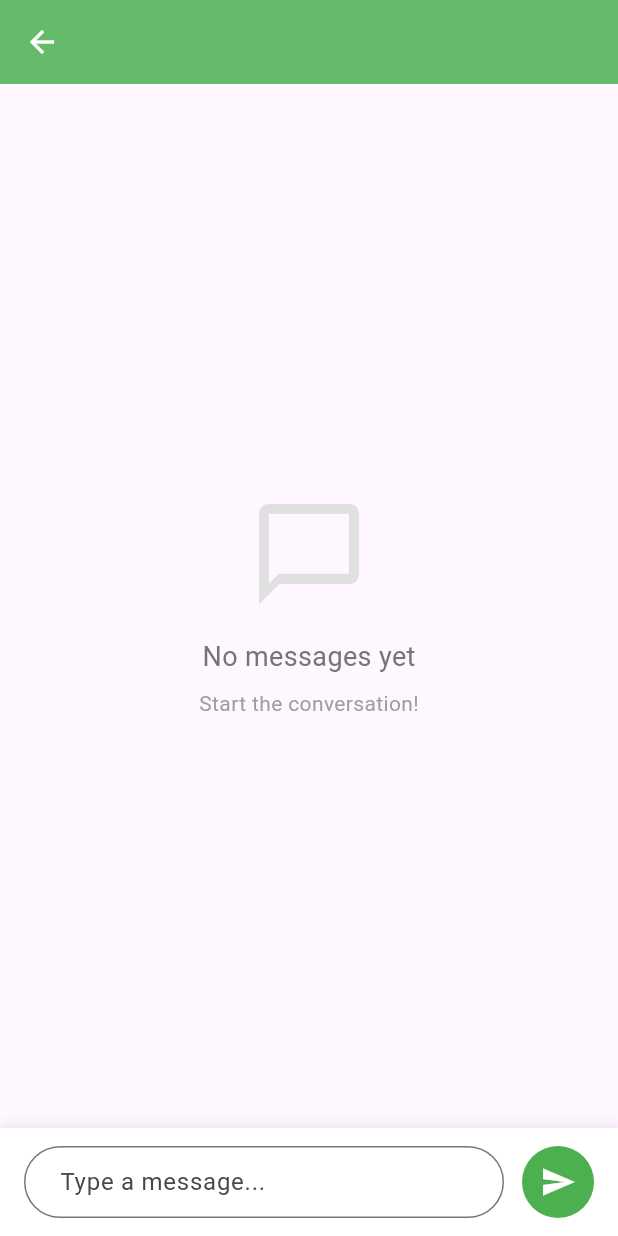
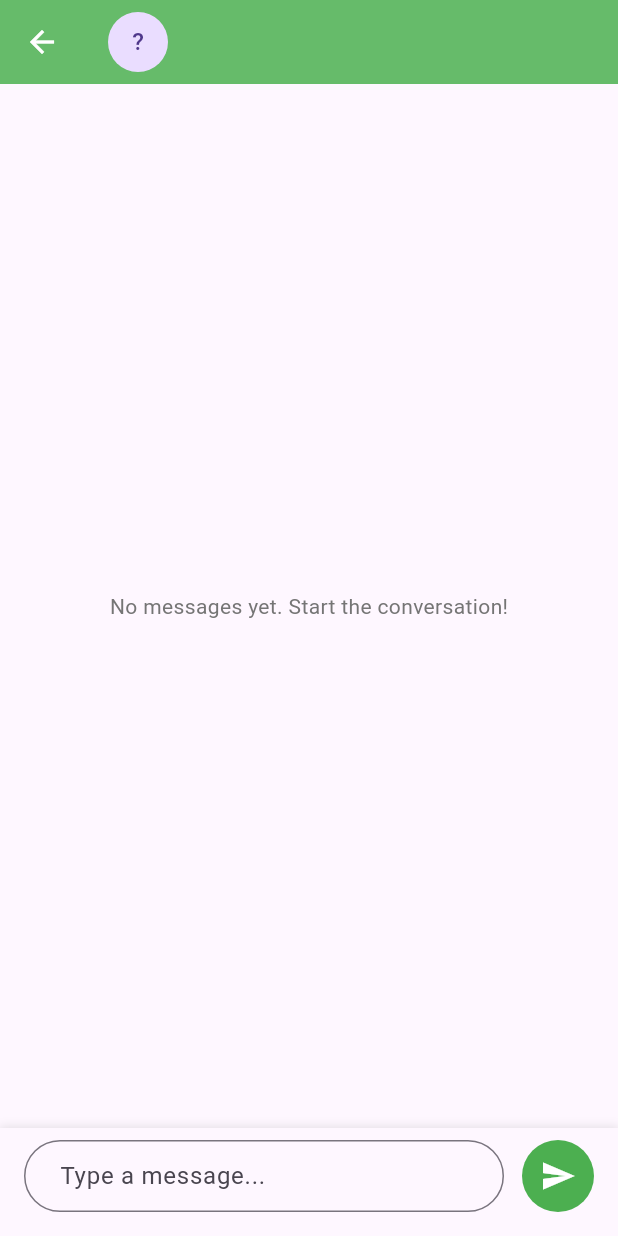
Before and after one commit to Sl4cK0TH/odiorent, a Flutter app: the ChatRoomScreen screen opened directly with empty values, on a phone screen of 412 x 824 dp. Run offline on Flutter 3.47's test engine with Material 3 defaults, Android fonts, the phone set to English and light mode, and no system bars; our stand-ins replace fluttertoast, image_picker, supabase_flutter, timeago; accounts and stored records are empty.

Commit message:
new feature

```diff
--- a/lib/screens/renter/property_details_screen.dart
+++ b/lib/screens/renter/property_details_screen.dart
@@ -81,7 +81,8 @@ class _PropertyDetailsScreenState extends State<PropertyDetailsScreen> {
             builder: (context) => ChatRoomScreen(
               chatId: chatId,
               propertyName: _property.name,
-              otherUserEmail: 'Landlord',
+              otherUserName: _formatFullName(_property),
+              // otherUserProfileUrl: _property.profile_picture_url, // This field doesn't exist on Property model
             ),
           ),
         );
--- a/lib/screens/shared/chat_room_screen.dart
+++ b/lib/screens/shared/chat_room_screen.dart
@@ -2,17 +2,20 @@ import 'package:flutter/material.dart';
 import 'package:odiorent/models/message.dart';
 import 'package:odiorent/services/auth_service.dart';
 import 'package:odiorent/services/database_service.dart';
+import 'package:timeago/timeago.dart' as timeago;
 
 class ChatRoomScreen extends StatefulWidget {
   final String chatId;
   final String propertyName;
-  final String otherUserEmail;
+  final String otherUserName;
+  final String? otherUserProfileUrl;
 
   const ChatRoomScreen({
     super.key,
     required this.chatId,
     required this.propertyName,
-    required this.otherUserEmail,
+    required this.otherUserName,
+    this.otherUserProfileUrl,
   });
 
   @override
@@ -94,13 +97,27 @@ class _ChatRoomScreenState extends State<ChatRoomScreen> {
   Widget build(BuildContext context) {
     return Scaffold(
       appBar: AppBar(
-        title: Column(
+        title: Row(
+          children: [
+            CircleAvatar(
+              radius: 20,
+              backgroundImage: widget.otherUserProfileUrl != null
+                  ? NetworkImage(widget.otherUserProfileUrl!)
+                  : null,
+              child: widget.otherUserProfileUrl == null
+                  ? Text(widget.otherUserName.isNotEmpty ? widget.otherUserName[0].toUpperCase() : '?')
+                  : null,
+            ),
+            const SizedBox(width: 12),
+            Column(
               crossAxisAlignment: CrossAxisAlignment.start,
               children: [
-            Text(widget.otherUserEmail, style: const TextStyle(fontSize: 16)),
+                Text(widget.otherUserName, style: const TextStyle(fontSize: 16)),
                 Text(
                   widget.propertyName,
                   style: const TextStyle(fontSize: 12, color: Colors.white70),
+                ),
+              ],
             ),
           ],
         ),
@@ -109,59 +126,23 @@ class _ChatRoomScreenState extends State<ChatRoomScreen> {
       ),
       body: Column(
         children: [
-          // Messages List
           Expanded(
             child: StreamBuilder<List<Message>>(
               stream: _dbService.getChatMessages(widget.chatId),
               builder: (context, snapshot) {
-                if (snapshot.connectionState == ConnectionState.waiting) {
-                  return const Center(
-                    child: CircularProgressIndicator(color: primaryGreen),
-                  );
+                if (snapshot.connectionState == ConnectionState.waiting && !snapshot.hasData) {
+                  return const Center(child: CircularProgressIndicator(color: primaryGreen));
                 }
-
                 if (snapshot.hasError) {
                   return Center(child: Text('Error: ${snapshot.error}'));
                 }
-
                 final messages = snapshot.data ?? [];
-
                 if (messages.isEmpty) {
                   return Center(
-                    child: Column(
-                      mainAxisAlignment: MainAxisAlignment.center,
-                      children: [
-                        Icon(
-                          Icons.chat_bubble_outline,
-                          size: 80,
-                          color: Colors.grey[300],
-                        ),
-                        const SizedBox(height: 16),
-                        Text(
-                          'No messages yet',
-                          style: TextStyle(
-                            fontSize: 18,
-                            color: Colors.grey[600],
-                          ),
-                        ),
-                        const SizedBox(height: 8),
-                        Text(
-                          'Start the conversation!',
-                          style: TextStyle(
-                            fontSize: 14,
-                            color: Colors.grey[500],
-                          ),
-                        ),
-                      ],
-                    ),
+                    child: Text('No messages yet. Start the conversation!', style: TextStyle(color: Colors.grey[600])),
                   );
                 }
-
-                // Scroll to bottom when messages load
-                WidgetsBinding.instance.addPostFrameCallback((_) {
-                  _scrollToBottom();
-                });
-
+                WidgetsBinding.instance.addPostFrameCallback((_) => _scrollToBottom());
                 return ListView.builder(
                   controller: _scrollController,
                   padding: const EdgeInsets.all(16),
@@ -169,28 +150,27 @@ class _ChatRoomScreenState extends State<ChatRoomScreen> {
                   itemBuilder: (context, index) {
                     final message = messages[index];
                     final isMe = message.senderId == _currentUserId;
-
                     return _buildMessageBubble(message, isMe);
                   },
                 );
               },
             ),
           ),
-
-          // Message Input
+          // --- Message Input Bar ---
           Container(
+            padding: const EdgeInsets.symmetric(horizontal: 16, vertical: 8),
             decoration: BoxDecoration(
-              color: Colors.white,
+              color: Theme.of(context).cardColor,
               boxShadow: [
                 BoxShadow(
-                  color: Colors.grey.withAlpha(51),
+                  color: Colors.grey.withAlpha((255 * 0.3).round()),
                   spreadRadius: 1,
                   blurRadius: 5,
-                  offset: const Offset(0, -2),
                 ),
               ],
             ),
-            padding: const EdgeInsets.symmetric(horizontal: 16, vertical: 12),
+            child: Padding(
+              padding: const EdgeInsets.only(bottom: 8.0), // This adds the space at the bottom
               child: Row(
                 children: [
                   Expanded(
@@ -204,15 +184,9 @@ class _ChatRoomScreenState extends State<ChatRoomScreen> {
                         ),
                         focusedBorder: OutlineInputBorder(
                           borderRadius: BorderRadius.circular(25),
-                        borderSide: const BorderSide(
-                          color: primaryGreen,
-                          width: 2,
+                          borderSide: const BorderSide(color: primaryGreen, width: 2),
                         ),
-                      ),
-                      contentPadding: const EdgeInsets.symmetric(
-                        horizontal: 20,
-                        vertical: 10,
-                      ),
+                        contentPadding: const EdgeInsets.symmetric(horizontal: 20, vertical: 10),
                       ),
                       maxLines: null,
                       textInputAction: TextInputAction.send,
@@ -221,10 +195,7 @@ class _ChatRoomScreenState extends State<ChatRoomScreen> {
                   ),
                   const SizedBox(width: 12),
                   Container(
-                  decoration: const BoxDecoration(
-                    color: primaryGreen,
-                    shape: BoxShape.circle,
-                  ),
+                    decoration: const BoxDecoration(color: primaryGreen, shape: BoxShape.circle),
                     child: IconButton(
                       icon: const Icon(Icons.send, color: Colors.white),
                       onPressed: _sendMessage,
@@ -233,31 +204,17 @@ class _ChatRoomScreenState extends State<ChatRoomScreen> {
                 ],
               ),
             ),
+          ),
         ],
       ),
     );
   }
 
   Widget _buildMessageBubble(Message message, bool isMe) {
-    return Padding(
-      padding: const EdgeInsets.only(bottom: 12),
-      child: Row(
-        mainAxisAlignment: isMe
-            ? MainAxisAlignment.end
-            : MainAxisAlignment.start,
-        children: [
-          if (!isMe)
-            CircleAvatar(
-              backgroundColor: lightGreen,
-              radius: 16,
-              child: Text(
-                message.senderEmail[0].toUpperCase(),
-                style: const TextStyle(color: Colors.white, fontSize: 14),
-              ),
-            ),
-          if (!isMe) const SizedBox(width: 8),
-          Flexible(
+    return Align(
+      alignment: isMe ? Alignment.centerRight : Alignment.centerLeft,
       child: Container(
+        margin: const EdgeInsets.only(bottom: 12),
         padding: const EdgeInsets.symmetric(horizontal: 16, vertical: 10),
         decoration: BoxDecoration(
           color: isMe ? primaryGreen : Colors.grey[200],
@@ -269,7 +226,7 @@ class _ChatRoomScreenState extends State<ChatRoomScreen> {
           ),
         ),
         child: Column(
-                crossAxisAlignment: CrossAxisAlignment.start,
+          crossAxisAlignment: isMe ? CrossAxisAlignment.end : CrossAxisAlignment.start,
           children: [
             Text(
               message.content,
@@ -280,7 +237,7 @@ class _ChatRoomScreenState extends State<ChatRoomScreen> {
             ),
             const SizedBox(height: 4),
             Text(
-                    _formatTime(message.timestamp),
+              timeago.format(message.sentAt),
               style: TextStyle(
                 color: isMe ? Colors.white70 : Colors.grey[600],
                 fontSize: 11,
@@ -289,34 +246,6 @@ class _ChatRoomScreenState extends State<ChatRoomScreen> {
           ],
         ),
       ),
-          ),
-          if (isMe) const SizedBox(width: 8),
-          if (isMe)
-            CircleAvatar(
-              backgroundColor: primaryGreen.withAlpha(77),
-              radius: 16,
-              child: Text(
-                message.senderEmail[0].toUpperCase(),
-                style: const TextStyle(color: primaryGreen, fontSize: 14),
-              ),
-            ),
-        ],
-      ),
     );
   }
-
-  String _formatTime(DateTime timestamp) {
-    final now = DateTime.now();
-    final difference = now.difference(timestamp);
-
-    if (difference.inDays > 0) {
-      return '${timestamp.day}/${timestamp.month}/${timestamp.year}';
-    } else if (difference.inHours > 0) {
-      return '${difference.inHours}h ago';
-    } else if (difference.inMinutes > 0) {
-      return '${difference.inMinutes}m ago';
-    } else {
-      return 'Just now';
 }
-  }
-}
--- a/lib/services/database_service.dart
+++ b/lib/services/database_service.dart
@@ -418,7 +418,7 @@ class DatabaseService {
         .from('messages')
         .stream(primaryKey: ['id'])
         .eq('chat_id', chatId)
-        .order('timestamp', ascending: true)
+        .order('sent_at', ascending: true)
         .map((data) {
           debugPrint("Received ${data.length} messages");
           return data.map((msg) => Message.fromMap(msg)).toList();
@@ -440,7 +440,7 @@ class DatabaseService {
         senderId: senderId,
         senderEmail: senderEmail,
         content: content,
-        timestamp: DateTime.now(),
+        sentAt: DateTime.now(),
       );
 
       await supabase.from('messages').insert(message.toMap());
```
Also changed, not shown: lib/models/message.dart (+14 -18 lines), lib/screens/renter/messages_screen.dart (line endings or trailing spaces), 1 other file. Lines whose indentation alone changed are shown as unchanged.
